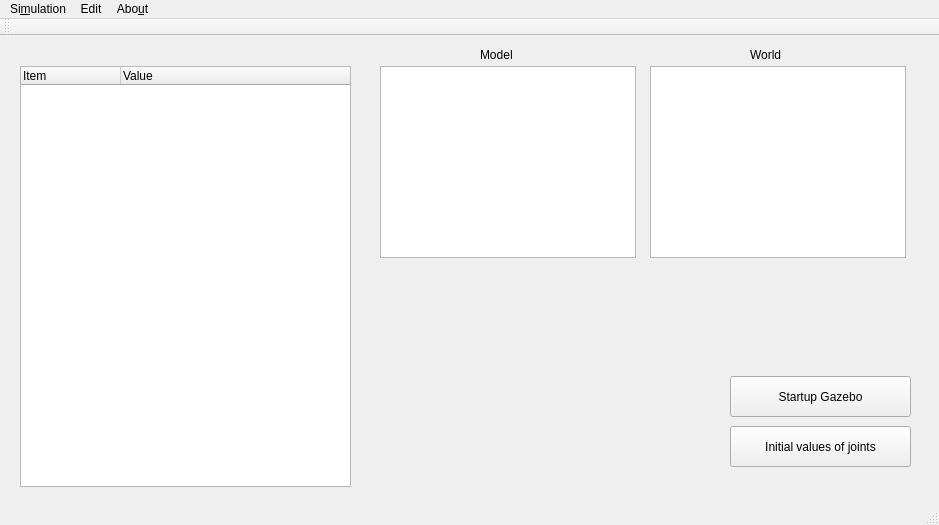
This is source/GUI/mainwindow.ui in Guiraffo/ProVANT-Simulator as Qt 5 draws it before an edit. The edited form follows.
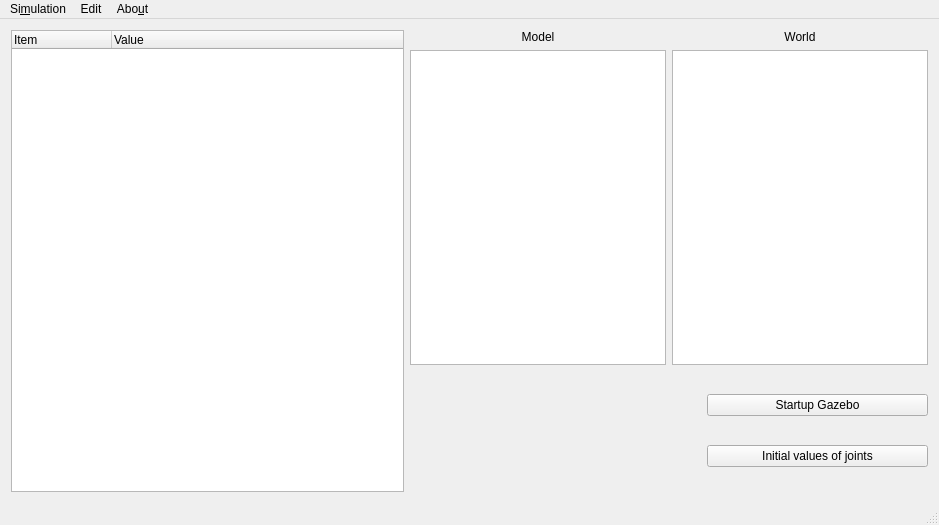
This is the edited form.

Commit message: Add layout elements to the MainWindow form to allow resizing

```diff
--- a/source/GUI/mainwindow.ui
+++ b/source/GUI/mainwindow.ui
@@ -14,15 +14,9 @@
    <string>MainWindow</string>
   </property>
   <widget class="QWidget" name="centralWidget">
+   <layout class="QHBoxLayout" name="horizontalLayout_3">
+    <item>
    <widget class="QTreeWidget" name="treeWidget">
-    <property name="geometry">
-     <rect>
-      <x>20</x>
-      <y>30</y>
-      <width>331</width>
-      <height>421</height>
-     </rect>
-    </property>
     <column>
      <property name="text">
       <string>Item</string>
@@ -34,91 +28,91 @@
      </property>
     </column>
    </widget>
-   <widget class="QPushButton" name="pushButton">
-    <property name="geometry">
-     <rect>
-      <x>730</x>
-      <y>340</y>
-      <width>181</width>
-      <height>41</height>
-     </rect>
-    </property>
-    <property name="text">
-     <string>Startup Gazebo</string>
-    </property>
-   </widget>
-   <widget class="QLabel" name="label">
-    <property name="geometry">
-     <rect>
-      <x>480</x>
-      <y>10</y>
-      <width>67</width>
-      <height>17</height>
-     </rect>
-    </property>
+    </item>
+    <item>
+     <layout class="QVBoxLayout" name="rightSideLayout">
+      <item>
+       <layout class="QHBoxLayout" name="upperRightSideLayout">
+        <item>
+         <layout class="QVBoxLayout" name="modelLayout">
+          <item>
+           <widget class="QLabel" name="modelLabel">
     <property name="text">
      <string>Model</string>
     </property>
-   </widget>
-   <widget class="QLabel" name="label_2">
-    <property name="geometry">
-     <rect>
-      <x>750</x>
-      <y>10</y>
-      <width>67</width>
-      <height>17</height>
-     </rect>
-    </property>
+            <property name="alignment">
+             <set>Qt::AlignCenter</set>
+            </property>
+            <property name="buddy">
+             <cstring>modelGraphicsView</cstring>
+            </property>
+           </widget>
+          </item>
+          <item>
+           <widget class="QGraphicsView" name="modelGraphicsView"/>
+          </item>
+         </layout>
+        </item>
+        <item>
+         <layout class="QVBoxLayout" name="worldLayout">
+          <item>
+           <widget class="QLabel" name="worldLabel">
     <property name="text">
      <string>World</string>
     </property>
-   </widget>
-   <widget class="QGraphicsView" name="graphicsView">
-    <property name="geometry">
-     <rect>
-      <x>380</x>
-      <y>30</y>
-      <width>256</width>
-      <height>192</height>
-     </rect>
-    </property>
-   </widget>
-   <widget class="QGraphicsView" name="graphicsView_2">
-    <property name="geometry">
-     <rect>
-      <x>650</x>
-      <y>30</y>
-      <width>256</width>
-      <height>192</height>
-     </rect>
-    </property>
-   </widget>
+            <property name="alignment">
+             <set>Qt::AlignCenter</set>
+            </property>
+            <property name="buddy">
+             <cstring>worldGraphicsView</cstring>
+            </property>
+           </widget>
+          </item>
+          <item>
+           <widget class="QGraphicsView" name="worldGraphicsView"/>
+          </item>
+         </layout>
+        </item>
+       </layout>
+      </item>
+      <item>
+       <layout class="QHBoxLayout" name="lowerRightSideLayout">
+        <item>
    <widget class="QLabel" name="provantLogoDisplay">
-    <property name="geometry">
-     <rect>
-      <x>400</x>
-      <y>306</y>
+          <property name="minimumSize">
+           <size>
       <width>291</width>
       <height>121</height>
-     </rect>
+           </size>
     </property>
     <property name="text">
      <string/>
     </property>
    </widget>
-   <widget class="QPushButton" name="pushButton_2">
-    <property name="geometry">
-     <rect>
-      <x>730</x>
-      <y>390</y>
-      <width>181</width>
-      <height>41</height>
-     </rect>
-    </property>
+        </item>
+        <item>
+         <layout class="QVBoxLayout" name="buttonsLayout">
+          <item>
+           <widget class="QPushButton" name="startGazeboPushButton">
+            <property name="text">
+             <string>Startup Gazebo</string>
+            </property>
+           </widget>
+          </item>
+          <item>
+           <widget class="QPushButton" name="jointValuesPushButton">
     <property name="text">
      <string>Initial values of joints</string>
     </property>
    </widget>
+          </item>
+         </layout>
+        </item>
+       </layout>
+      </item>
+     </layout>
+    </item>
+   </layout>
   </widget>
   <widget class="QMenuBar" name="menuBar">
    <property name="geometry">
@@ -160,14 +154,6 @@
    <addaction name="menuEdit"/>
    <addaction name="menuAbout"/>
   </widget>
-  <widget class="QToolBar" name="mainToolBar">
-   <attribute name="toolBarArea">
-    <enum>TopToolBarArea</enum>
-   </attribute>
-   <attribute name="toolBarBreak">
-    <bool>false</bool>
-   </attribute>
-  </widget>
   <widget class="QStatusBar" name="statusBar"/>
   <action name="actionNew">
    <property name="text">
```
Left out of the diff: 8 changed lines with no effect on the pictures. Lines whose indentation alone changed are shown as unchanged. The commit also changes 2 other files.
